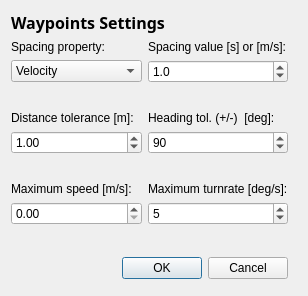
Qt form src/libs/orcaqgui2dfactory/wptolerancesdialog.ui (naderman/orca-robotics) before a commit.
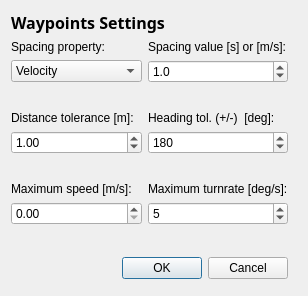
The same form after that commit.

```diff
--- a/src/libs/orcaqgui2dfactory/wptolerancesdialog.ui
+++ b/src/libs/orcaqgui2dfactory/wptolerancesdialog.ui
@@ -80,13 +80,13 @@
     <item row="5" column="1" >
      <widget class="QSpinBox" name="headingSpin" >
       <property name="maximum" >
-       <number>180</number>
+       <number>360</number>
       </property>
       <property name="singleStep" >
        <number>5</number>
       </property>
       <property name="value" >
-       <number>90</number>
+       <number>180</number>
       </property>
      </widget>
     </item>
```
